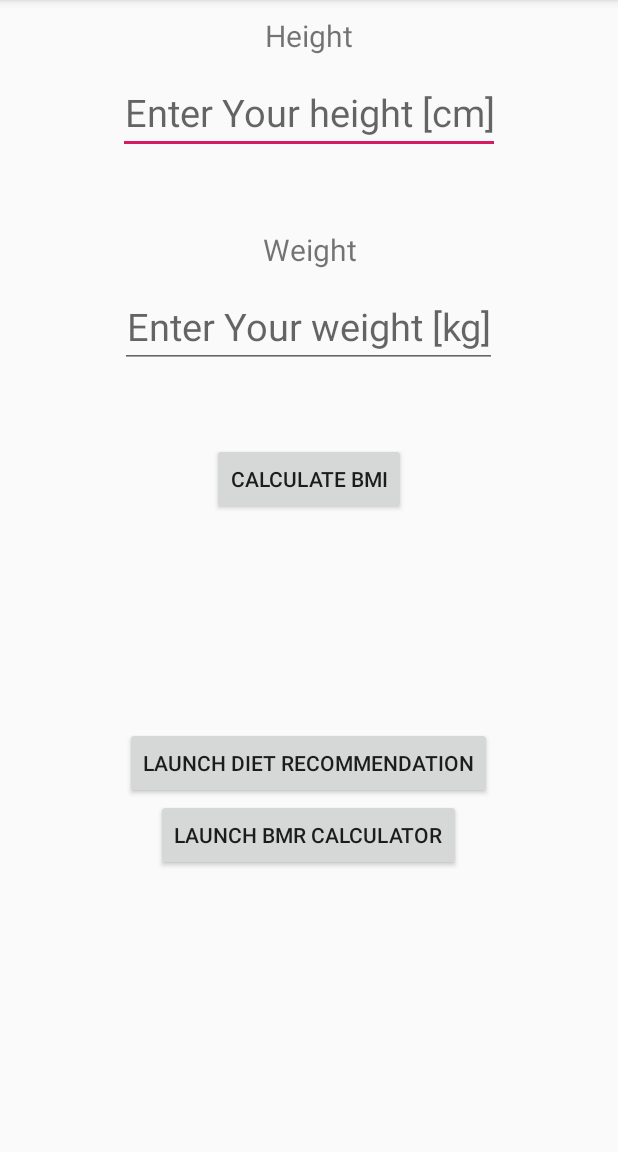
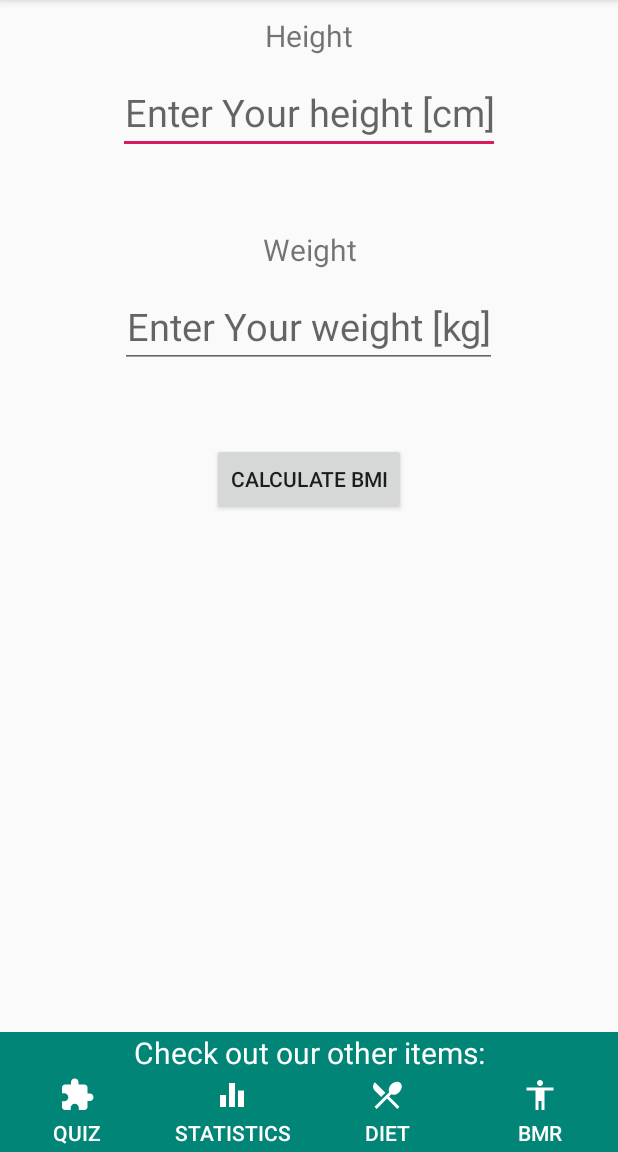
Before and after one commit to s15851/PAMO, an Android app: the screen it shows after launch (BmiActivity), on a phone screen of 412 x 824 dp, the part 84-1236 px from its top. Run offline under Robolectric (Android 15) with nearby library versions, the phone set to English and light mode, and no system bars.

Commit message:
Lab3 - Add new Activities - Quiz & BarChart

```diff
--- a/BMICalculator/app/src/main/AndroidManifest.xml
+++ b/BMICalculator/app/src/main/AndroidManifest.xml
@@ -9,7 +9,9 @@
         android:roundIcon="@mipmap/ic_launcher_round"
         android:supportsRtl="true"
         android:theme="@style/AppTheme">
-        <activity android:name=".DietActivity"></activity>
+        <activity android:name=".StatisticsActivity"></activity>
+        <activity android:name=".QuizActivity" />
+        <activity android:name=".DietActivity" />
         <activity android:name=".BmrActivity" />
         <activity android:name=".BmiActivity" />
         <activity
--- /dev/null
+++ b/BMICalculator/app/src/main/res/drawable/ic_accessibility_white_24dp.xml
@@ -0,0 +1,5 @@
+<vector android:height="24dp" android:tint="#FFFFFF"
+    android:viewportHeight="24.0" android:viewportWidth="24.0"
+    android:width="24dp" xmlns:android="http://schemas.android.com/apk/res/android">
+    <path android:fillColor="#FF000000" android:pathData="M12,2c1.1,0 2,0.9 2,2s-0.9,2 -2,2 -2,-0.9 -2,-2 0.9,-2 2,-2zM21,9h-6v13h-2v-6h-2v6L9,22L9,9L3,9L3,7h18v2z"/>
+</vector>
--- /dev/null
+++ b/BMICalculator/app/src/main/res/drawable/ic_equalizer_white_24dp.xml
@@ -0,0 +1,5 @@
+<vector android:height="24dp" android:tint="#FFFFFF"
+    android:viewportHeight="24.0" android:viewportWidth="24.0"
+    android:width="24dp" xmlns:android="http://schemas.android.com/apk/res/android">
+    <path android:fillColor="#FF000000" android:pathData="M10,20h4L14,4h-4v16zM4,20h4v-8L4,12v8zM16,9v11h4L20,9h-4z"/>
+</vector>
--- /dev/null
+++ b/BMICalculator/app/src/main/res/drawable/ic_extension_white_24dp.xml
@@ -0,0 +1,5 @@
+<vector android:height="24dp" android:tint="#FFFFFF"
+    android:viewportHeight="24.0" android:viewportWidth="24.0"
+    android:width="24dp" xmlns:android="http://schemas.android.com/apk/res/android">
+    <path android:fillColor="#FF000000" android:pathData="M20.5,11H19V7c0,-1.1 -0.9,-2 -2,-2h-4V3.5C13,2.12 11.88,1 10.5,1S8,2.12 8,3.5V5H4c-1.1,0 -1.99,0.9 -1.99,2v3.8H3.5c1.49,0 2.7,1.21 2.7,2.7s-1.21,2.7 -2.7,2.7H2V20c0,1.1 0.9,2 2,2h3.8v-1.5c0,-1.49 1.21,-2.7 2.7,-2.7 1.49,0 2.7,1.21 2.7,2.7V22H17c1.1,0 2,-0.9 2,-2v-4h1.5c1.38,0 2.5,-1.12 2.5,-2.5S21.88,11 20.5,11z"/>
+</vector>
--- /dev/null
+++ b/BMICalculator/app/src/main/res/drawable/ic_restaurant_menu_white_24dp.xml
@@ -0,0 +1,5 @@
+<vector android:height="24dp" android:tint="#FFFFFF"
+    android:viewportHeight="24.0" android:viewportWidth="24.0"
+    android:width="24dp" xmlns:android="http://schemas.android.com/apk/res/android">
+    <path android:fillColor="#FF000000" android:pathData="M8.1,13.34l2.83,-2.83L3.91,3.5c-1.56,1.56 -1.56,4.09 0,5.66l4.19,4.18zM14.88,11.53c1.53,0.71 3.68,0.21 5.27,-1.38 1.91,-1.91 2.28,-4.65 0.81,-6.12 -1.46,-1.46 -4.2,-1.1 -6.12,0.81 -1.59,1.59 -2.09,3.74 -1.38,5.27L3.7,19.87l1.41,1.41L12,14.41l6.88,6.88 1.41,-1.41L13.41,13l1.47,-1.47z"/>
+</vector>
--- a/BMICalculator/app/src/main/res/layout/activity_bmi.xml
+++ b/BMICalculator/app/src/main/res/layout/activity_bmi.xml
@@ -1,15 +1,20 @@
 <?xml version="1.0" encoding="utf-8"?>
 <androidx.constraintlayout.widget.ConstraintLayout
     xmlns:android="http://schemas.android.com/apk/res/android"
+    xmlns:app="http://schemas.android.com/apk/res-auto"
     xmlns:tools="http://schemas.android.com/tools"
     android:layout_width="match_parent"
     android:layout_height="match_parent"
     tools:context=".BmiActivity">
 
+
     <LinearLayout
+        android:id="@+id/linearLayout"
         android:layout_width="match_parent"
-        android:layout_height="wrap_content"
-        android:orientation="vertical">
+        android:layout_height="550dp"
+        android:orientation="vertical"
+        tools:layout_editor_absoluteX="0dp"
+        tools:layout_editor_absoluteY="0dp">
 
 
         <TextView
@@ -84,22 +89,77 @@
             android:textSize="30sp"
             android:textStyle="bold" />
 
+    </LinearLayout>
+
+    <RelativeLayout
+        android:id="@+id/relativeLayout"
+        android:layout_width="match_parent"
+        android:layout_height="80dp"
+        android:orientation="vertical"
+        app:layout_constraintBottom_toBottomOf="parent"
+        app:layout_constraintEnd_toEndOf="parent"
+        app:layout_constraintStart_toStartOf="parent"
+        app:layout_constraintTop_toBottomOf="@+id/linearLayout"
+        app:layout_constraintVertical_bias="1.0">
+
+
+        <TextView
+            android:id="@+id/info"
+            android:layout_width="match_parent"
+            android:layout_height="30dp"
+            android:layout_gravity="center"
+            android:gravity="center_horizontal"
+            android:background="@color/colorPrimary"
+            android:textColor="#FFFFFF"
+            android:textSize="20sp"
+            android:text="@string/info" />
+
+        <Button
+            android:id="@+id/launchQuiz"
+            android:layout_width="103dp"
+            android:layout_height="50dp"
+            android:layout_alignParentStart="true"
+            android:layout_alignParentBottom="true"
+            android:drawableTop="@drawable/ic_extension_white_24dp"
+            android:background="@color/colorPrimary"
+            android:textColor="#FFFFFF"
+            android:text="@string/launchQuiz" />
+
+        <Button
+            android:id="@+id/launchStatistics"
+            android:layout_width="103dp"
+            android:layout_height="50dp"
+            android:layout_alignParentBottom="true"
+            android:layout_centerInParent="true"
+            android:layout_centerVertical="true"
+            android:layout_toEndOf="@+id/launchQuiz"
+            android:background="@color/colorPrimary"
+            android:drawableTop="@drawable/ic_equalizer_white_24dp"
+            android:text="@string/launchStat"
+            android:textColor="#FFFFFF" />
+
         <Button
             android:id="@+id/launchDiet"
-            android:layout_width="wrap_content"
-            android:layout_height="wrap_content"
-            android:layout_gravity="center_horizontal"
-            android:layout_marginTop="30dp"
-            android:text="@string/launchDiet" />
+            android:layout_width="103dp"
+            android:layout_height="50dp"
+            android:layout_alignParentBottom="true"
+            android:layout_centerVertical="true"
+            android:layout_toEndOf="@+id/launchStatistics"
+            android:background="@color/colorPrimary"
+            android:drawableTop="@drawable/ic_restaurant_menu_white_24dp"
+            android:text="@string/launchDiet"
+            android:textColor="#FFFFFF" />
 
         <Button
             android:id="@+id/launchBmr"
-            android:layout_width="wrap_content"
-            android:layout_height="wrap_content"
-            android:layout_gravity="center_horizontal"
-            android:layout_marginBottom="10dp"
+            android:layout_width="103dp"
+            android:layout_height="50dp"
+            android:layout_alignParentEnd="true"
+            android:layout_alignParentBottom="true"
+            android:drawableTop="@drawable/ic_accessibility_white_24dp"
+            android:background="@color/colorPrimary"
+            android:textColor="#FFFFFF"
             android:text="@string/launchBmr" />
-
-    </LinearLayout>
+    </RelativeLayout>
 
 </androidx.constraintlayout.widget.ConstraintLayout>
--- a/BMICalculator/app/src/main/res/layout/activity_bmr.xml
+++ b/BMICalculator/app/src/main/res/layout/activity_bmr.xml
@@ -86,7 +86,7 @@
         <TextView
             android:id="@+id/bmrResult"
             android:layout_width="wrap_content"
-            android:layout_height="wrap_content"
+            android:layout_height="120dp"
             android:layout_gravity="center_horizontal"
             android:layout_marginTop="30dp"
             android:gravity="center_horizontal"
@@ -98,6 +98,7 @@
             android:id="@+id/btBack"
             android:layout_width="wrap_content"
             android:layout_height="wrap_content"
+
             android:drawableLeft="@drawable/ic_arrow_back_black_24dp"
             android:text="@string/back" />
 
--- a/BMICalculator/app/src/main/res/values/strings.xml
+++ b/BMICalculator/app/src/main/res/values/strings.xml
@@ -12,13 +12,16 @@
     <string name="over">Overweight</string>
     <string name="obese">Obese</string>
     <string name="welcome_screen">Welcome in BMI Calculator App</string>
-    <string name="launchBmr">Launch BMR Calculator</string>
+    <string name="launchBmr">BMR</string>
     <string name="age">Enter Your age</string>
     <string name="ageLabel">Age</string>
     <string name="calculateBMR">Calculate BMR</string>
     <string name="activityLevelLabel">Activity level</string>
-    <string name="launchDiet">"Launch diet recommendation"</string>
+    <string name="launchDiet">"Diet"</string>
     <string name="headerTextDiet">"What to eat during COVID-19?         You have been classified in the BMI category:" </string>
     <string name="detailTextDiet">"that's why your diet should be based on:" </string>
     <string name="back">Back</string>
+    <string name="launchQuiz">Quiz</string>
+    <string name="launchStat">Statistics</string>
+    <string name="info">Check out our other items:</string>
 </resources>
```
Also changed, not shown: BMICalculator/app/build.gradle (+9 -5 lines), BMICalculator/app/src/main/java/com/s15851/bmi_calc/BmiActivity.java (+53 -15 lines), BMICalculator/app/src/main/java/com/s15851/bmi_calc/CoronavirusData.java (added, +27 -0 lines), BMICalculator/app/src/main/java/com/s15851/bmi_calc/Questions.java (added, +105 -0 lines), BMICalculator/app/src/main/java/com/s15851/bmi_calc/QuizActivity.java (added, +135 -0 lines), BMICalculator/app/src/main/java/com/s15851/bmi_calc/StatisticsActivity.java (added, +98 -0 lines), BMICalculator/app/src/main/res/layout/activity_quiz.xml (added, +55 -0 lines), BMICalculator/app/src/main/res/layout/activity_statistics.xml (added, +24 -0 lines), BMICalculator/app/src/main/res/drawable/quiz.png (added), 1 other file.
